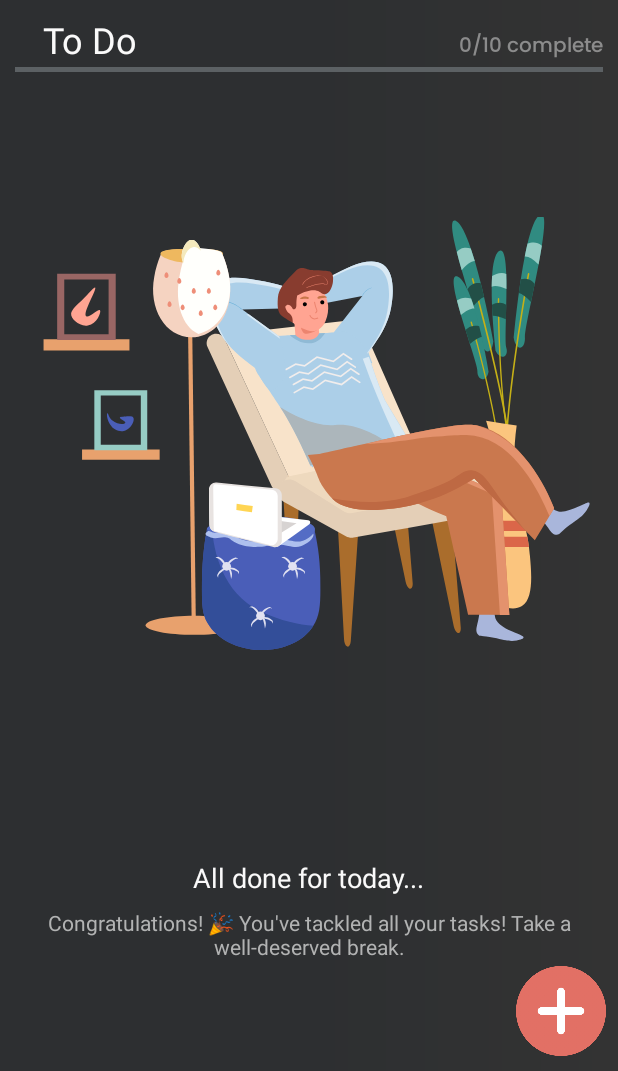
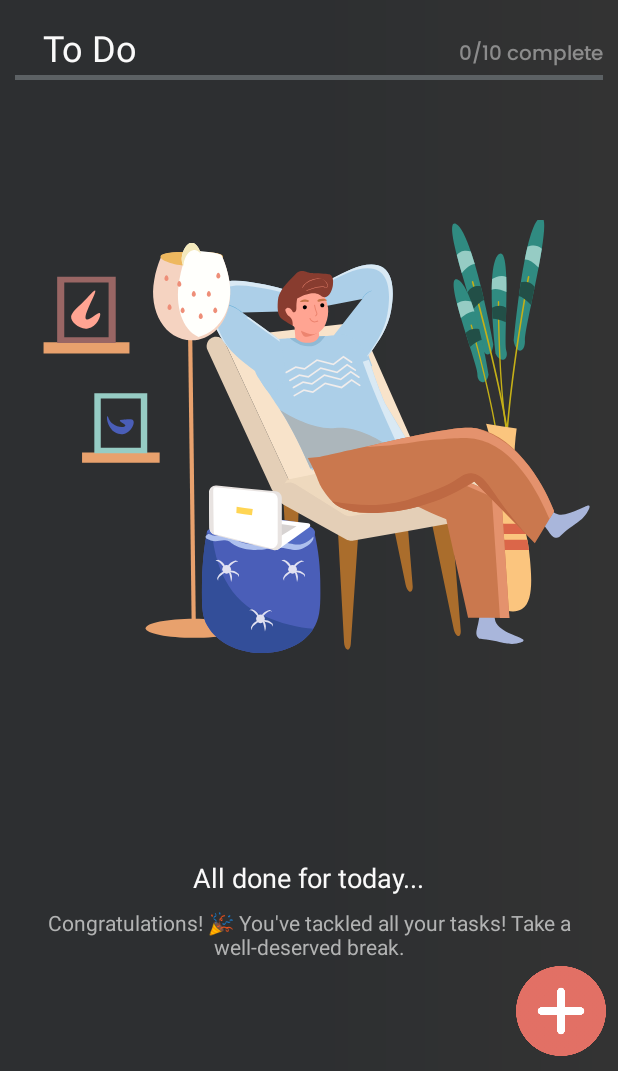
Before and after one commit to Thabiso81/TaskWiz, an Android app: the layout fragment_view_current_tasks.xml on its own in the app's theme, with its tools: preview values and no code run, on a phone screen of 412 x 824 dp, the part 165-1236 px from its top. Run offline under Robolectric (Android 15) with nearby library versions, the phone set to English and light mode, and no system bars; Roboto replaces fonts that are not available here.

Commit message:
chnages to motion layout in view current task fragment

```diff
--- a/app/src/main/res/layout/fragment_view_current_tasks.xml
+++ b/app/src/main/res/layout/fragment_view_current_tasks.xml
@@ -54,7 +54,7 @@
                 android:layout_width="wrap_content"
                 android:layout_height="wrap_content"
                 app:layout_constraintStart_toStartOf="parent"
-                app:layout_constraintTop_toTopOf="parent"
+                app:layout_constraintBottom_toBottomOf="parent"
                 android:layout_marginBottom="2dp"
                 android:width="120dp"
                 android:fontFamily="@font/asap_medium"
@@ -69,7 +69,7 @@
                 android:layout_width="wrap_content"
                 android:layout_height="wrap_content"
                 app:layout_constraintEnd_toEndOf="parent"
-                app:layout_constraintBottom_toTopOf="@id/lytDivider"
+                app:layout_constraintBottom_toBottomOf="parent"
                 android:layout_gravity="right|bottom"
                 android:layout_marginBottom="2dp"
                 android:fontFamily="@font/poppins_medium"
@@ -77,15 +77,6 @@
                 android:text="0/10 complete"
                 android:textColor="@color/hint_color"
                 android:textSize="13dp" />
-            <LinearLayout
-                android:id="@+id/lytDivider"
-                android:layout_width="match_parent"
-                android:layout_height="3dp"
-                app:layout_constraintTop_toBottomOf="@id/edtTaskTitle"
-                app:layout_constraintBottom_toBottomOf="parent"
-                android:layout_marginHorizontal="10dp"
-                android:background="@color/edit_text_color"
-                android:orientation="horizontal" />
         </androidx.constraintlayout.widget.ConstraintLayout>
 
 
@@ -94,6 +85,16 @@
 
 
     </RelativeLayout>
+    <LinearLayout
+        android:id="@+id/lytDivider"
+        android:layout_width="match_parent"
+        android:layout_height="3dp"
+        app:layout_constraintTop_toBottomOf="@id/lytToDoLabel"
+        app:layout_constraintEnd_toEndOf="parent"
+        app:layout_constraintStart_toStartOf="parent"
+        android:layout_marginHorizontal="10dp"
+        android:background="@color/edit_text_color"
+        android:orientation="horizontal" />
 
     <RelativeLayout
         android:id="@+id/lytContent"
@@ -104,7 +105,7 @@
         app:layout_constraintBottom_toBottomOf="parent"
         app:layout_constraintEnd_toEndOf="parent"
         app:layout_constraintStart_toStartOf="parent"
-        app:layout_constraintTop_toBottomOf="@id/lytToDoLabel">
+        app:layout_constraintTop_toBottomOf="@id/lytDivider">
 
         <LinearLayout
             android:id="@+id/taskLayout"
--- a/app/src/main/res/xml/fragment_view_current_tasks_scene.xml
+++ b/app/src/main/res/xml/fragment_view_current_tasks_scene.xml
@@ -6,7 +6,7 @@
     <Transition
         motion:constraintSetEnd="@+id/end"
         motion:constraintSetStart="@id/start"
-        motion:duration="1000">
+        motion:duration="2000">
        <KeyFrameSet>
            <KeyAttribute
                motion:motionTarget="@+id/header"
```
Also changed, not shown: app/src/main/AndroidManifest.xml (+10 -8 lines), app/src/main/java/com/thabiso81/taskwiz/view/activities/SplashPageActivity.kt (added, +31 -0 lines), app/src/main/java/com/thabiso81/taskwiz/view/fragments/ViewCurrentTasksFragment.kt (+5 -2 lines), app/src/main/res/anim/slide_in.xml (+5 -2 lines), app/src/main/res/layout/activity_splash_page.xml (added, +20 -0 lines).
